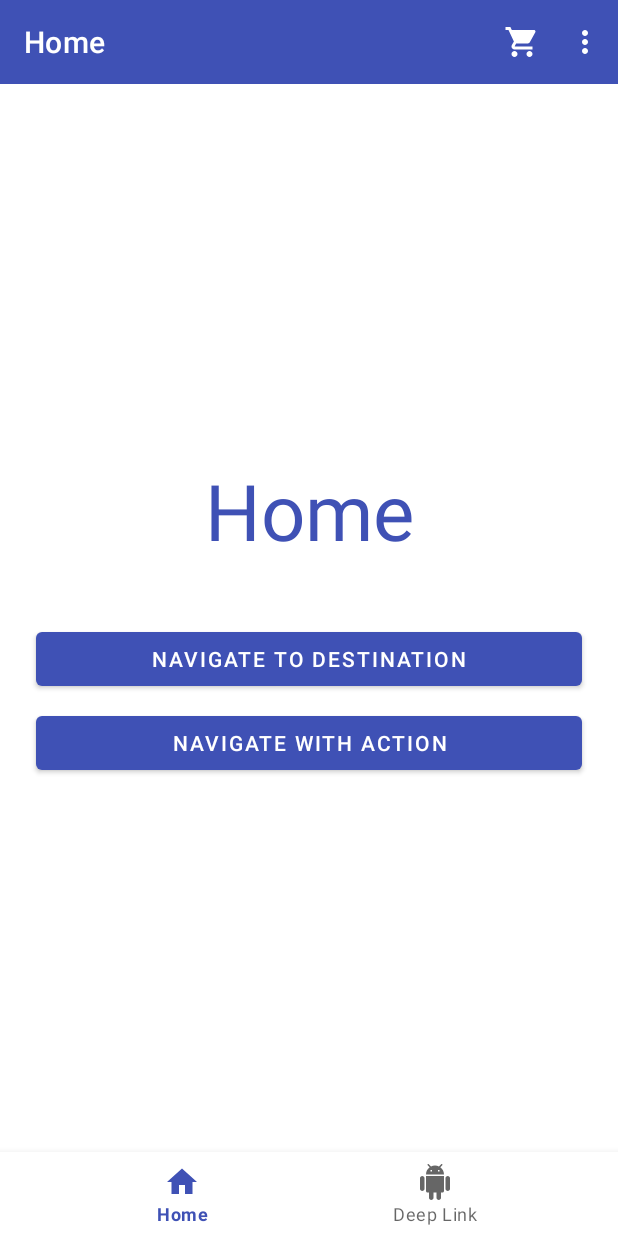
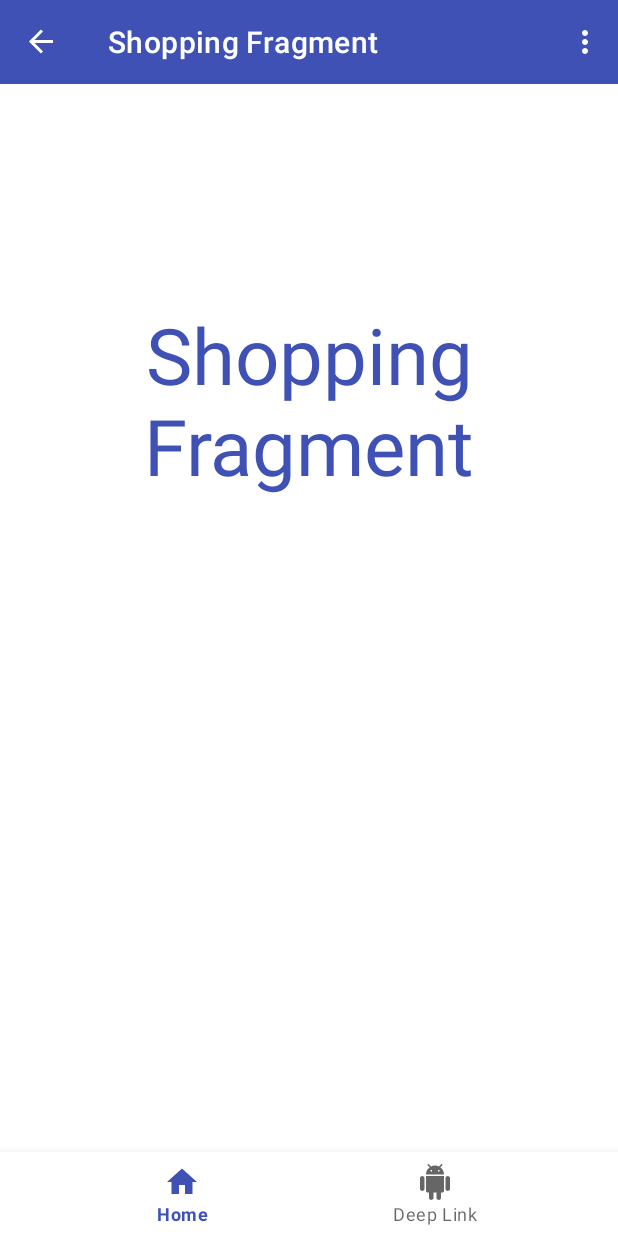
Before and after one commit to beomjo/android-practice-room, an Android app: the screen it shows after launch (MainActivity), after a tap on "Shopping Cart", on a phone screen of 412 x 824 dp. Run offline under Robolectric (Android 15) with nearby library versions, the phone set to English and light mode, and no system bars; our stand-ins replace navigation-ui.

Commit message:
chore: Create and Connect ShoppingFramgnet

```diff
--- /dev/null
+++ b/navigation-codelab/app/src/main/java/com/example/android/codelabs/navigation/ShoppingFragment.kt
@@ -0,0 +1,17 @@
+package com.example.android.codelabs.navigation
+
+import android.os.Bundle
+import android.view.LayoutInflater
+import android.view.View
+import android.view.ViewGroup
+import androidx.fragment.app.Fragment
+
+class ShoppingFragment : Fragment() {
+    override fun onCreateView(
+        inflater: LayoutInflater,
+        container: ViewGroup?,
+        savedInstanceState: Bundle?
+    ): View? {
+        return inflater.inflate(R.layout.shopping_fragment, container, false)
+    }
+}
--- a/navigation-codelab/app/src/main/res/menu/main_menu.xml
+++ b/navigation-codelab/app/src/main/res/menu/main_menu.xml
@@ -3,7 +3,7 @@
       xmlns:app="http://schemas.android.com/apk/res-auto">
 
     <item
-        android:id="@+id/shopping_cart"
+        android:id="@+id/shopping_dest"
         android:icon="@drawable/ic_shopping_cart_white"
         android:title="@string/shopping_cart"
         app:showAsAction="ifRoom" />
--- a/navigation-codelab/app/src/main/res/navigation/mobile_navigation.xml
+++ b/navigation-codelab/app/src/main/res/navigation/mobile_navigation.xml
@@ -30,6 +30,9 @@
         <action
             android:id="@+id/action_home_dest_to_settingsFragment3"
             app:destination="@id/settings_dest" />
+        <action
+            android:id="@+id/action_home_dest_to_testFragment"
+            app:destination="@id/shopping_dest" />
 
     </fragment>
 
@@ -44,7 +47,7 @@
 
         <action
             android:id="@+id/next_action"
-            app:destination="@+id/flow_step_two_dest"></action>
+            app:destination="@+id/flow_step_two_dest" />
     </fragment>
 
     <fragment
@@ -59,7 +62,7 @@
 
         <action
             android:id="@+id/next_action"
-            app:popUpTo="@id/home_dest"></action>
+            app:popUpTo="@id/home_dest" />
     </fragment>
 
     <fragment
@@ -79,4 +82,9 @@
         android:name="com.example.android.codelabs.navigation.SettingsFragment"
         android:label="settings_fragment"
         tools:layout="@layout/settings_fragment" />
+
+    <fragment
+        android:id="@+id/shopping_dest"
+        android:name="com.example.android.codelabs.navigation.ShoppingFragment"
+        android:label="@string/shopping_fragment_text" />
 </navigation>
```
